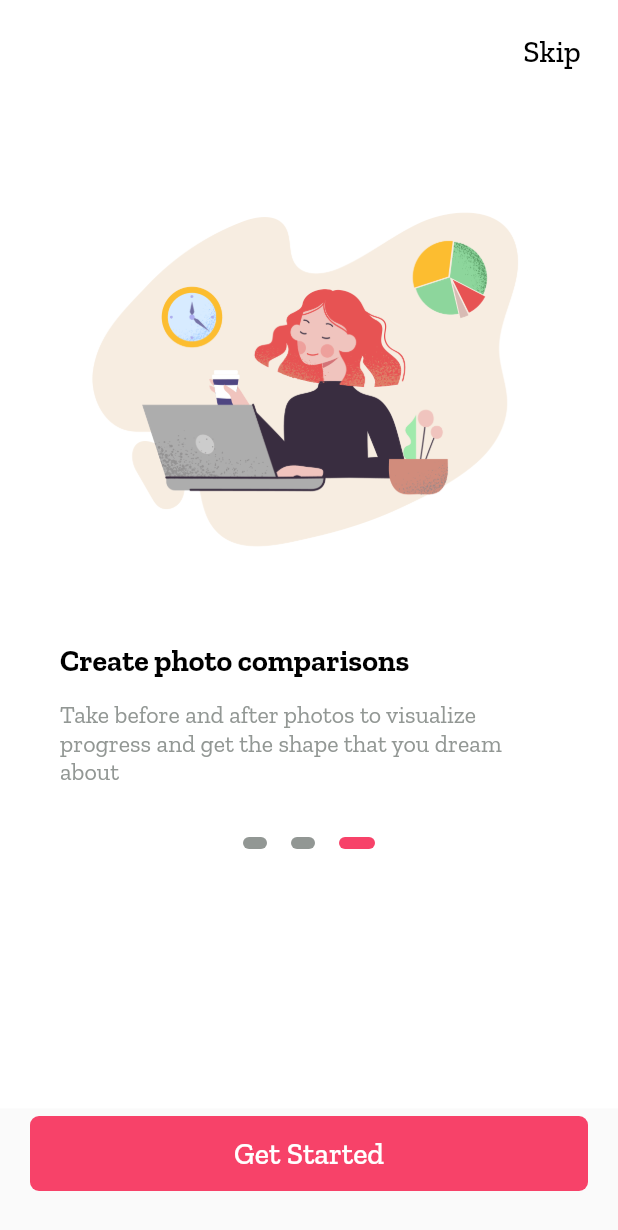
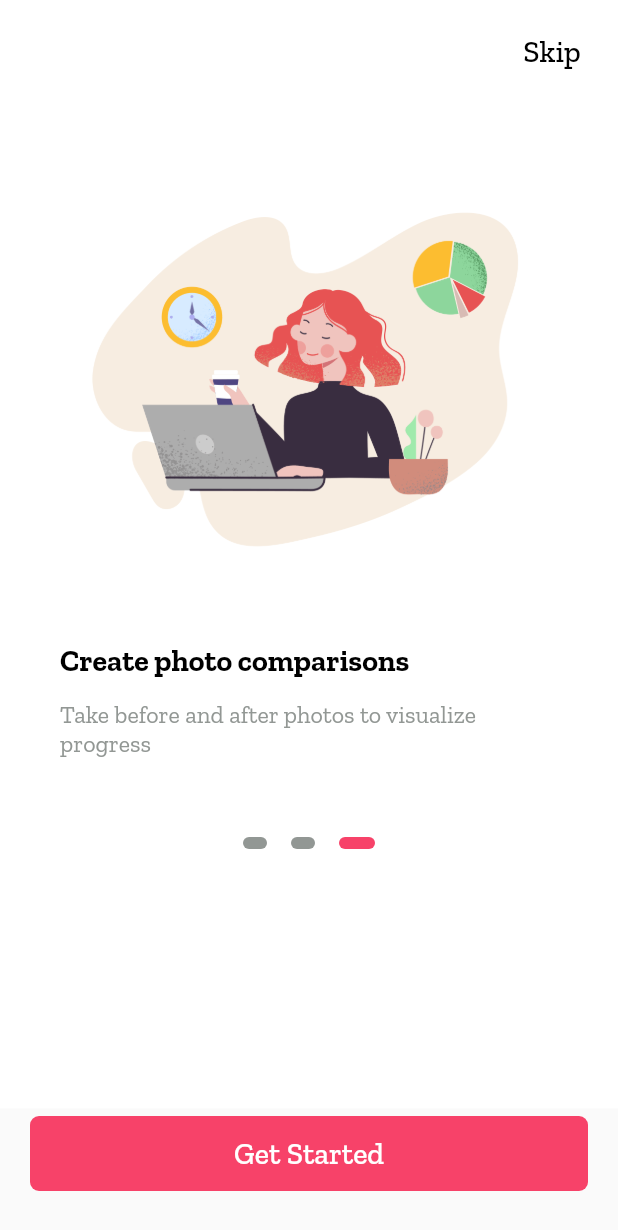
Before and after one commit to webaddicted/Flutter-Demo, a Flutter app: the screen it shows after launch, swiped to page 3, on a phone screen of 412 x 824 dp. Shown: the top 1230 px of the screen. Run offline on Flutter 3.47's test engine with Material 2 defaults, Android fonts, the phone set to English and light mode, and no system bars; our stand-ins replace avatar_glow, bubble_tab_indicator, cached_network_image, carousel_slider, contacts_service, device_info and 24 more; missing offline and left inert: animated_floatactionbuttons, animator, barcode_scan, call_log, drawerbehavior, esys_flutter_share and 6 more.

Commit message:
modify files

```diff
--- a/lib/view/onboarding/onboarding_page7.dart
+++ b/lib/view/onboarding/onboarding_page7.dart
@@ -51,7 +51,7 @@ class _OnboardingPage7State extends State<OnboardingPage7>
         imagePath: AssetsConst.SLIDER5_IMG),
     SkOnboardingModel(
         title: 'Create photo comparisons',
-        description: 'Take before and after photos to visualize progress and get the shape that you dream about',
+        description: 'Take before and after photos to visualize progress ',
         titleColor: Colors.black,
         descripColor: const Color(0xFF929794),
         imagePath: AssetsConst.SLIDER6_IMG),
--- a/lib/view/settings/setting_page3.dart
+++ b/lib/view/settings/setting_page3.dart
@@ -2,6 +2,7 @@ import 'package:flutter/cupertino.dart';
 import 'package:flutter/material.dart';
 import 'package:flutterbeginner/global/constant/api_const.dart';
 import 'package:flutterbeginner/global/constant/assets_const.dart';
+import 'package:flutterbeginner/global/constant/color_const.dart';
 import 'package:flutterbeginner/global/constant/string_const.dart';
 import 'package:flutterbeginner/global/utils/widget_helper.dart';
 import 'package:font_awesome_flutter/font_awesome_flutter.dart';
@@ -21,7 +22,7 @@ class _SettingPage3State extends State<SettingPage3> {
           children: <Widget>[
             Container(
               height: 170,
-              color: Theme.of(context).primaryColor,
+              color: ColorConst.APP_COLOR,
               child: Column(
                 mainAxisSize: MainAxisSize.min,
                 crossAxisAlignment: CrossAxisAlignment.start,
```
